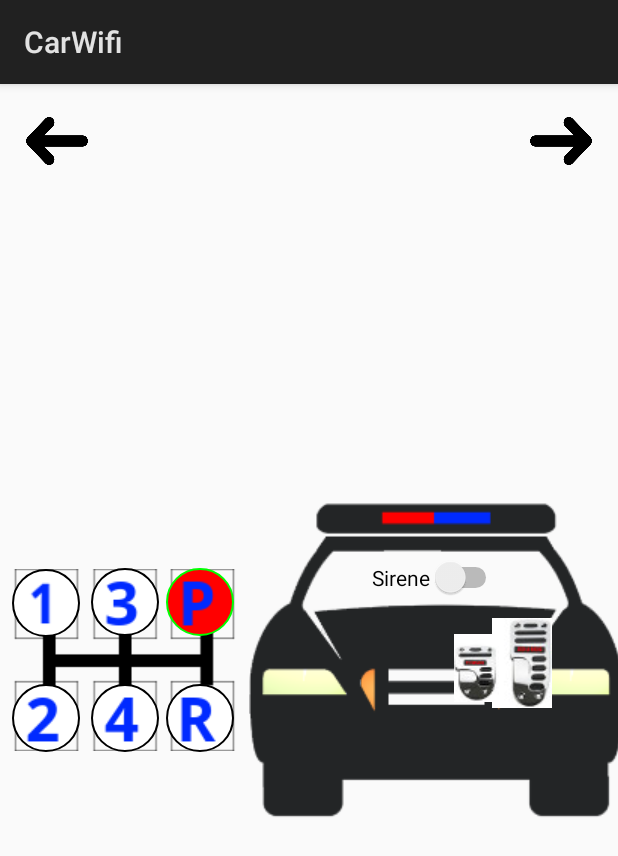
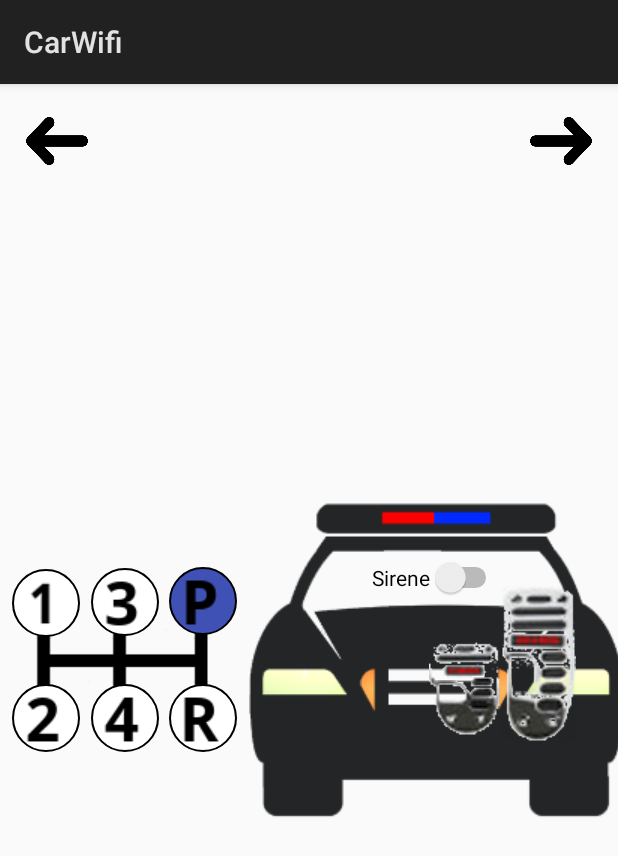
Before and after one commit to edumigsoft/CarWifi, an Android app: the layout activity_kotlin.xml on its own in the app's theme, with its tools: preview values and no code run, on a phone screen of 412 x 824 dp. Shown: the top 856 px of the screen. Run offline under Robolectric (Android 15) with nearby library versions, the phone set to English and light mode, and no system bars.

Commit message:
Ajustes na lógica de controles.

```diff
--- a/app/src/main/res/drawable/car_gear_button_bg.xml
+++ b/app/src/main/res/drawable/car_gear_button_bg.xml
@@ -10,8 +10,8 @@
 
     <item android:state_checked="true">
         <shape android:shape="oval">
-            <stroke android:width="1dip" android:color="#00ff00" />
-            <solid android:color="#ff00" />
+            <stroke android:width="1dip" android:color="#000" />
+            <solid android:color="@color/colorPrimary" />
             <size android:width="45dp" android:height="45dp"/>
         </shape>
     </item>
@@ -19,7 +19,7 @@
     <item android:state_checked="false">
         <shape android:shape="oval">
             <stroke android:width="1dip" android:color="#000" />
-            <solid android:color="#ffffff" />
+            <solid android:color="#fff" />
             <size android:width="45dp" android:height="45dp"/>
         </shape>
     </item>
--- a/app/src/main/res/layout/activity_kotlin.xml
+++ b/app/src/main/res/layout/activity_kotlin.xml
@@ -236,18 +236,18 @@
         android:layout_width="wrap_content"
         android:layout_height="wrap_content"
         android:layout_marginBottom="8dp"
+        android:layout_marginLeft="8dp"
+        android:layout_marginRight="16dp"
         android:layout_marginTop="8dp"
         android:contentDescription="@string/img_desc"
         android:src="@drawable/car_accelator"
         app:layout_constraintBottom_toBottomOf="parent"
+        app:layout_constraintHorizontal_bias="1.0"
+        app:layout_constraintLeft_toLeftOf="@+id/image_view_gear"
+        app:layout_constraintRight_toRightOf="parent"
         app:layout_constraintTop_toTopOf="parent"
-        app:layout_constraintVertical_bias="0.503"
-        tools:ignore="RtlHardcoded"
-        android:layout_marginRight="32dp"
-        app:layout_constraintRight_toRightOf="parent"
-        android:layout_marginLeft="8dp"
-        app:layout_constraintLeft_toLeftOf="@+id/image_view_gear"
-        app:layout_constraintHorizontal_bias="1.0" />
+        app:layout_constraintVertical_bias="0.504"
+        tools:ignore="RtlHardcoded" />
 
     <ImageButton
         android:id="@+id/image_button_break"
@@ -262,10 +262,10 @@
         app:layout_constraintBottom_toBottomOf="@+id/image_button_accelerator"
         app:layout_constraintHorizontal_bias="0.85"
         app:layout_constraintLeft_toLeftOf="parent"
+        app:layout_constraintRight_toRightOf="parent"
         app:layout_constraintTop_toTopOf="parent"
         app:layout_constraintVertical_bias="0.989"
-        tools:ignore="RtlHardcoded"
-        app:layout_constraintRight_toRightOf="parent" />
+        tools:ignore="RtlHardcoded" />
 
     <ImageView
         android:id="@+id/image_view_gear"
@@ -275,7 +275,7 @@
         android:layout_marginLeft="8dp"
         android:layout_marginTop="8dp"
         android:contentDescription="@string/img_desc"
-        android:src="@drawable/car_gear"
+        android:src="@drawable/car_gear_2"
         app:layout_constraintBottom_toBottomOf="parent"
         app:layout_constraintLeft_toLeftOf="parent"
         app:layout_constraintTop_toTopOf="parent"
@@ -286,18 +286,18 @@
         android:id="@+id/radio_button_gear_1"
         android:layout_width="wrap_content"
         android:layout_height="wrap_content"
+        android:layout_marginBottom="8dp"
+        android:layout_marginLeft="0dp"
+        android:layout_marginRight="8dp"
+        android:layout_marginTop="0dp"
         android:background="@drawable/car_gear_button_bg"
-        android:button="@drawable/car_gear_button_1_2"
-        android:layout_marginRight="8dp"
+        android:button="@drawable/car_gear_button_1_1"
+        app:layout_constraintBottom_toBottomOf="@+id/image_view_gear"
+        app:layout_constraintHorizontal_bias="0.0"
+        app:layout_constraintLeft_toLeftOf="@+id/image_view_gear"
         app:layout_constraintRight_toRightOf="@+id/image_view_gear"
-        android:layout_marginLeft="0dp"
-        app:layout_constraintLeft_toLeftOf="@+id/image_view_gear"
-        app:layout_constraintBottom_toBottomOf="@+id/image_view_gear"
-        android:layout_marginBottom="8dp"
         app:layout_constraintTop_toTopOf="@+id/image_view_gear"
-        android:layout_marginTop="0dp"
         app:layout_constraintVertical_bias="0.029999971"
-        app:layout_constraintHorizontal_bias="0.0"
         tools:ignore="RtlHardcoded" />
 
     <RadioButton
@@ -309,7 +309,7 @@
         android:layout_marginRight="8dp"
         android:layout_marginTop="8dp"
         android:background="@drawable/car_gear_button_bg"
-        android:button="@drawable/car_gear_button_2_2"
+        android:button="@drawable/car_gear_button_2_1"
         app:layout_constraintBottom_toBottomOf="@+id/image_view_gear"
         app:layout_constraintHorizontal_bias="0.0"
         app:layout_constraintLeft_toLeftOf="@+id/image_view_gear"
@@ -327,7 +327,7 @@
         android:layout_marginRight="8dp"
         android:layout_marginTop="0dp"
         android:background="@drawable/car_gear_button_bg"
-        android:button="@drawable/car_gear_button_3_2"
+        android:button="@drawable/car_gear_button_3_1"
         app:layout_constraintBottom_toBottomOf="@+id/image_view_gear"
         app:layout_constraintHorizontal_bias="0.505"
         app:layout_constraintLeft_toLeftOf="@+id/image_view_gear"
@@ -345,7 +345,7 @@
         android:layout_marginRight="8dp"
         android:layout_marginTop="8dp"
         android:background="@drawable/car_gear_button_bg"
-        android:button="@drawable/car_gear_button_4_2"
+        android:button="@drawable/car_gear_button_4_1"
         app:layout_constraintBottom_toBottomOf="@+id/image_view_gear"
         app:layout_constraintHorizontal_bias="0.5"
         app:layout_constraintLeft_toLeftOf="@+id/image_view_gear"
@@ -363,14 +363,14 @@
         android:layout_marginRight="0dp"
         android:layout_marginTop="0dp"
         android:background="@drawable/car_gear_button_bg"
-        android:button="@drawable/car_gear_button_p_2"
+        android:button="@drawable/car_gear_button_p_1"
         android:checked="true"
         app:layout_constraintBottom_toBottomOf="@+id/image_view_gear"
-        app:layout_constraintHorizontal_bias="0.98"
+        app:layout_constraintHorizontal_bias="1.0"
         app:layout_constraintLeft_toLeftOf="@+id/image_view_gear"
         app:layout_constraintRight_toRightOf="@+id/image_view_gear"
         app:layout_constraintTop_toTopOf="@+id/image_view_gear"
-        app:layout_constraintVertical_bias="0.01999998"
+        app:layout_constraintVertical_bias="0.012"
         tools:ignore="RtlHardcoded" />
 
     <RadioButton
@@ -382,13 +382,13 @@
         android:layout_marginRight="0dp"
         android:layout_marginTop="8dp"
         android:background="@drawable/car_gear_button_bg"
-        android:button="@drawable/car_gear_button_r_2"
+        android:button="@drawable/car_gear_button_r_1"
         app:layout_constraintBottom_toBottomOf="@+id/image_view_gear"
-        app:layout_constraintHorizontal_bias="0.98"
+        app:layout_constraintHorizontal_bias="1.0"
         app:layout_constraintLeft_toLeftOf="@+id/image_view_gear"
         app:layout_constraintRight_toRightOf="@+id/image_view_gear"
         app:layout_constraintTop_toTopOf="@+id/image_view_gear"
-        app:layout_constraintVertical_bias="0.98"
+        app:layout_constraintVertical_bias="0.986"
         tools:ignore="RtlHardcoded" />
 
 </android.support.constraint.ConstraintLayout>
```
Also changed, not shown: app/src/main/java/com/edumigrafa/carwifi/KotlinActivity.kt (+104 -65 lines), app/src/main/java/com/edumigrafa/carwifi/logic/CarWiFi.kt (+7 -3 lines), app/src/main/res/drawable/button_accelerator_break_bg.xml (added, +42 -0 lines), app/src/main/res/drawable/car_accelator.jpg (deleted), app/src/main/res/drawable/car_accelator.png (added), app/src/main/res/drawable/car_accelator_2.jpg (added), app/src/main/res/drawable/car_break.jpg (deleted), app/src/main/res/drawable/car_break.png (added), app/src/main/res/drawable/car_break_2.jpg (added), app/src/main/res/drawable/car_gear_2.png.
